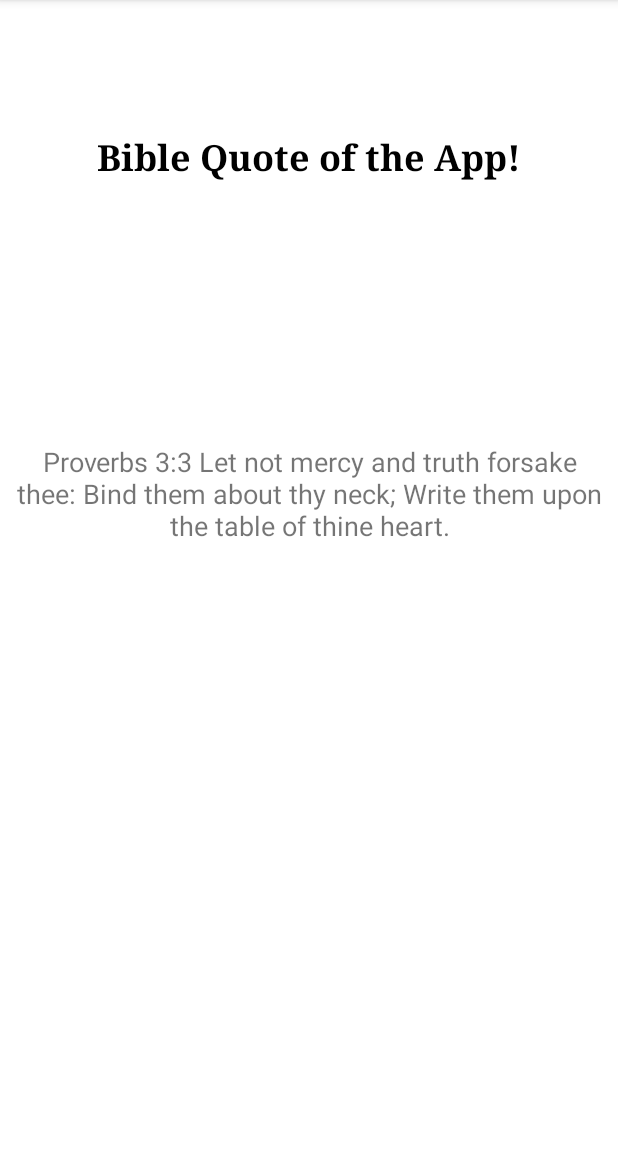
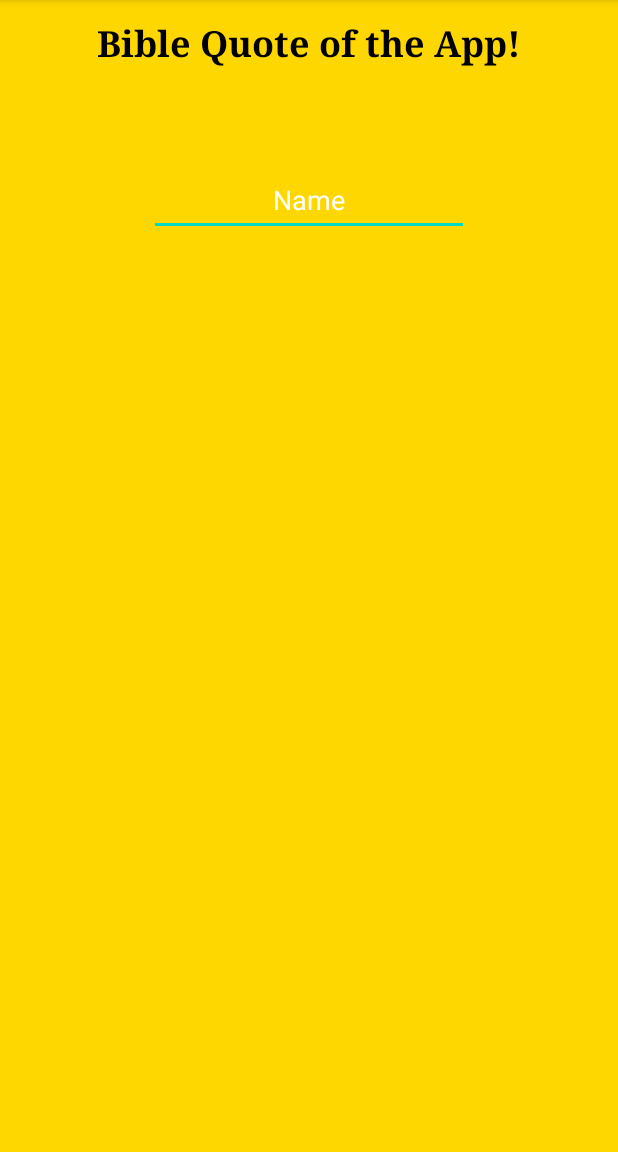
Before and after one commit to kmung/Bible-Verse-App, an Android app: the screen it shows after launch (MainActivity), on a phone screen of 412 x 824 dp, the part 84-1236 px from its top. Run offline under Robolectric (Android 15) with nearby library versions, the phone set to English and light mode, and no system bars.

Commit message:
update layout

```diff
--- a/app/src/main/res/layout/activity_main.xml
+++ b/app/src/main/res/layout/activity_main.xml
@@ -6,35 +6,46 @@
     android:layout_height="match_parent"
     tools:context=".MainActivity">
 
+    <LinearLayout
+        android:id="@+id/appLayout"
+        android:layout_width="0dp"
+        android:layout_height="0dp"
+        android:background="@color/gold"
+        android:orientation="vertical"
+        app:layout_constraintBottom_toBottomOf="parent"
+        app:layout_constraintEnd_toEndOf="parent"
+        app:layout_constraintStart_toStartOf="parent"
+        app:layout_constraintTop_toTopOf="parent">
+
         <TextView
             android:id="@+id/textGreetUser"
             android:layout_width="wrap_content"
             android:layout_height="wrap_content"
+            android:layout_gravity="center"
+            android:layout_marginTop="12dp"
+            android:layout_marginBottom="32dp"
             android:fontFamily="serif"
             android:text="@string/greet_message"
+            android:textColor="@color/black"
             android:textSize="@dimen/greet_message_size"
-        android:textStyle="bold"
-        android:textColor="@color/black"
-        app:layout_constraintBottom_toBottomOf="parent"
-        app:layout_constraintEnd_toEndOf="parent"
-        app:layout_constraintStart_toStartOf="parent"
-        app:layout_constraintTop_toTopOf="parent"
-        app:layout_constraintVertical_bias="0.12" />
+            android:textStyle="bold" />
 
-    <TextView
-        android:id="@+id/bibleVerse"
-        android:layout_width="0dp"
+        <EditText
+            android:id="@+id/textVerse"
+            android:layout_width="wrap_content"
             android:layout_height="wrap_content"
-        android:paddingStart="10dp"
-        android:paddingEnd="10dp"
-        android:text="@string/bible_verse_1"
+            android:layout_marginTop="32dp"
+            android:layout_gravity="center"
+            android:gravity="center"
+            android:textStyle="normal"
+            android:ems="10"
+            android:importantForAutofill="no"
+            android:inputType="textPersonName"
+            android:minHeight="48dp"
+            android:text="Name"
+            android:textColor="@color/white"
             android:textSize="@dimen/bible_verse_size"
-        android:gravity="center"
-        app:layout_constraintBottom_toBottomOf="parent"
-        app:layout_constraintEnd_toEndOf="parent"
-        app:layout_constraintHorizontal_bias="0.5"
-        app:layout_constraintStart_toStartOf="parent"
-        app:layout_constraintTop_toBottomOf="@+id/textGreetUser"
-        app:layout_constraintVertical_bias="0.3" />
+            app:boxBackgroundMode="none" />
+    </LinearLayout>
 
 </androidx.constraintlayout.widget.ConstraintLayout>
```
Lines whose indentation alone changed are shown as unchanged.
